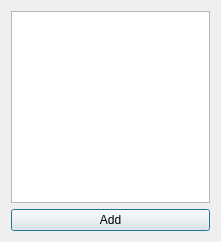
Old version of the form finvizlinkselector.ui in the repository HappySeaFox/tht.
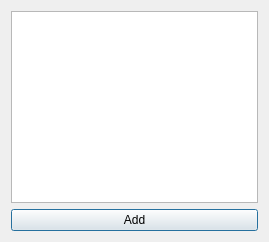
New version of the form.

Commit message: Added predefined Finviz filters with earnings

Patch:
```diff
--- a/finvizlinkselector.ui
+++ b/finvizlinkselector.ui
@@ -6,7 +6,7 @@
    <rect>
     <x>0</x>
     <y>0</y>
-    <width>221</width>
+    <width>269</width>
     <height>242</height>
    </rect>
   </property>
```
The commit also changes 2 other files.
